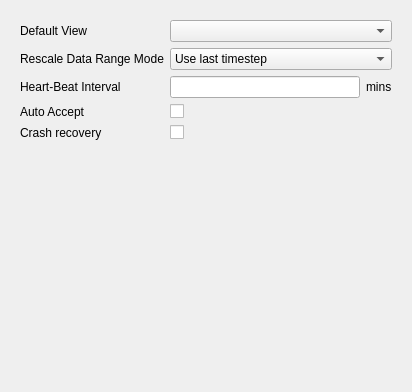
The window that Qt/Components/Resources/UI/pqApplicationOptions.ui (matthb2/ParaView-beforekitwareswtichedtogit) describes before a commit, drawn with Qt 5.
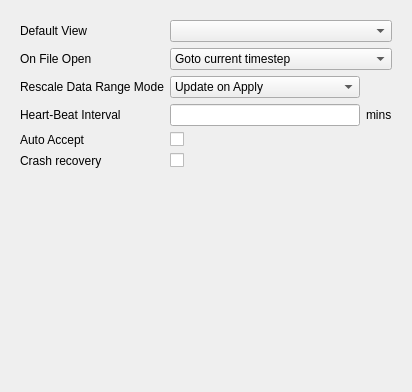
The same window after the commit. Custom widgets are drawn as their Qt base class.

Commit message: ENH: As per discussion, changing the default mode to show current timestep. Adding separate setting for which timestep to show and how to scale data range.

The edit to the form file:
```diff
--- a/Qt/Components/Resources/UI/pqApplicationOptions.ui
+++ b/Qt/Components/Resources/UI/pqApplicationOptions.ui
@@ -31,14 +31,14 @@
        <item row="0" column="1" colspan="2">
         <widget class="QComboBox" name="DefaultViewType"/>
        </item>
-       <item row="2" column="0">
+       <item row="3" column="0">
         <widget class="QLabel" name="label">
          <property name="text">
           <string>Heart-Beat Interval</string>
          </property>
         </widget>
        </item>
-       <item row="2" column="1">
+       <item row="3" column="1">
         <widget class="QLineEdit" name="HeartBeatTimeout">
          <property name="toolTip">
           <string>&lt;html&gt;&lt;p&gt;Set the interval in &lt;b&gt;minutes&lt;/b&gt; after which the client sends a heart beat message to the server to avoid connection termination due to inactivity. &lt;b&gt;0&lt;/b&gt; means no heartbeats.&lt;/p&gt;&lt;/html&gt;</string>
@@ -51,7 +51,7 @@
          </property>
         </widget>
        </item>
-       <item row="2" column="2">
+       <item row="3" column="2">
         <widget class="QLabel" name="label_2">
          <property name="sizePolicy">
           <sizepolicy hsizetype="Fixed" vsizetype="Fixed">
@@ -64,35 +64,35 @@
          </property>
         </widget>
        </item>
-       <item row="3" column="0">
+       <item row="4" column="0">
         <widget class="QLabel" name="label_3">
          <property name="text">
           <string>Auto Accept</string>
          </property>
         </widget>
        </item>
-       <item row="3" column="1">
+       <item row="4" column="1">
         <widget class="QCheckBox" name="AutoAccept">
          <property name="text">
           <string/>
          </property>
         </widget>
        </item>
-       <item row="4" column="0">
+       <item row="5" column="0">
         <widget class="QLabel" name="label_5">
          <property name="text">
           <string>Crash recovery</string>
          </property>
         </widget>
        </item>
-       <item row="4" column="1">
+       <item row="5" column="1">
         <widget class="QCheckBox" name="CrashRecovery">
          <property name="text">
           <string/>
          </property>
         </widget>
        </item>
-       <item row="5" column="0" colspan="3">
+       <item row="6" column="0" colspan="3">
         <spacer>
          <property name="orientation">
           <enum>Qt::Vertical</enum>
@@ -108,11 +108,39 @@
        <item row="1" column="0">
         <widget class="QLabel" name="label_7">
          <property name="text">
-          <string>Rescale Data Range Mode</string>
+          <string>On File Open</string>
          </property>
         </widget>
        </item>
        <item row="1" column="1" colspan="2">
+        <widget class="QComboBox" name="DefaultTimeStepMode">
+         <property name="toolTip">
+          <string>&lt;!DOCTYPE HTML PUBLIC &quot;-//W3C//DTD HTML 4.0//EN&quot; &quot;http://www.w3.org/TR/REC-html40/strict.dtd&quot;&gt;
+&lt;html&gt;&lt;head&gt;&lt;meta name=&quot;qrichtext&quot; content=&quot;1&quot; /&gt;&lt;style type=&quot;text/css&quot;&gt;
+p, li { white-space: pre-wrap; }
+&lt;/style&gt;&lt;/head&gt;&lt;body style=&quot; font-family:'Helvetica'; font-size:9pt; font-weight:400; font-style:normal;&quot;&gt;
+&lt;p align=&quot;center&quot; style=&quot; margin-top:0px; margin-bottom:0px; margin-left:0px; margin-right:0px; -qt-block-indent:0; text-indent:0px;&quot;&gt;Control the timestep shown by ParaView by default when a dataset with multiple timesteps is opened.&lt;/p&gt;&lt;/body&gt;&lt;/html&gt;</string>
+         </property>
+         <item>
+          <property name="text">
+           <string>Goto current timestep</string>
+          </property>
+         </item>
+         <item>
+          <property name="text">
+           <string>Goto last timestep</string>
+          </property>
+         </item>
+        </widget>
+       </item>
+       <item row="2" column="0">
+        <widget class="QLabel" name="label_8">
+         <property name="text">
+          <string>Rescale Data Range Mode</string>
+         </property>
+        </widget>
+       </item>
+       <item row="2" column="1">
         <widget class="QComboBox" name="RescaleDataRangeMode">
          <property name="toolTip">
           <string>&lt;!DOCTYPE HTML PUBLIC &quot;-//W3C//DTD HTML 4.0//EN&quot; &quot;http://www.w3.org/TR/REC-html40/strict.dtd&quot;&gt;
@@ -123,12 +151,7 @@
          </property>
          <item>
           <property name="text">
-           <string>Use last timestep</string>
-          </property>
-         </item>
-         <item>
-          <property name="text">
-           <string>Use current timestep</string>
+           <string>Update on Apply</string>
           </property>
          </item>
          <item>
```
Left out of the diff: 2 changed lines with no effect on the pictures. The commit also changes 5 other files.
